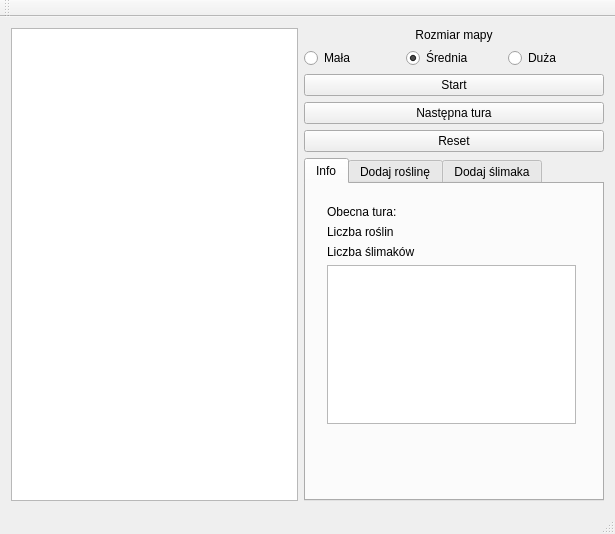
Old version of the form mainwindow.ui in the repository KarolStachurka/PJC.
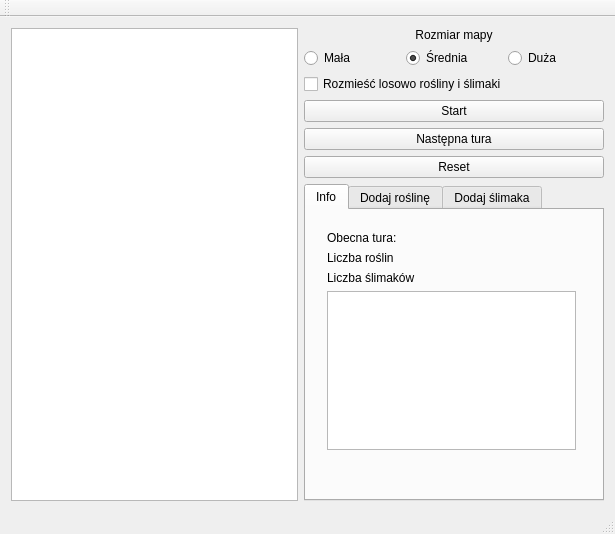
New version of the form. The open tabs and pages were chosen to show the change.

Commit message: added random position start chechbox

```diff
--- a/mainwindow.ui
+++ b/mainwindow.ui
@@ -113,6 +113,13 @@
             </property>
            </widget>
           </item>
+          <item row="2" column="0" colspan="3">
+           <widget class="QCheckBox" name="randomStartCheckBox">
+            <property name="text">
+             <string>Rozmieść losowo rośliny i ślimaki</string>
+            </property>
+           </widget>
+          </item>
          </layout>
         </item>
         <item>
```
Left out of the diff: 2 changed lines with no effect on the pictures. The commit also changes 1 other file.
